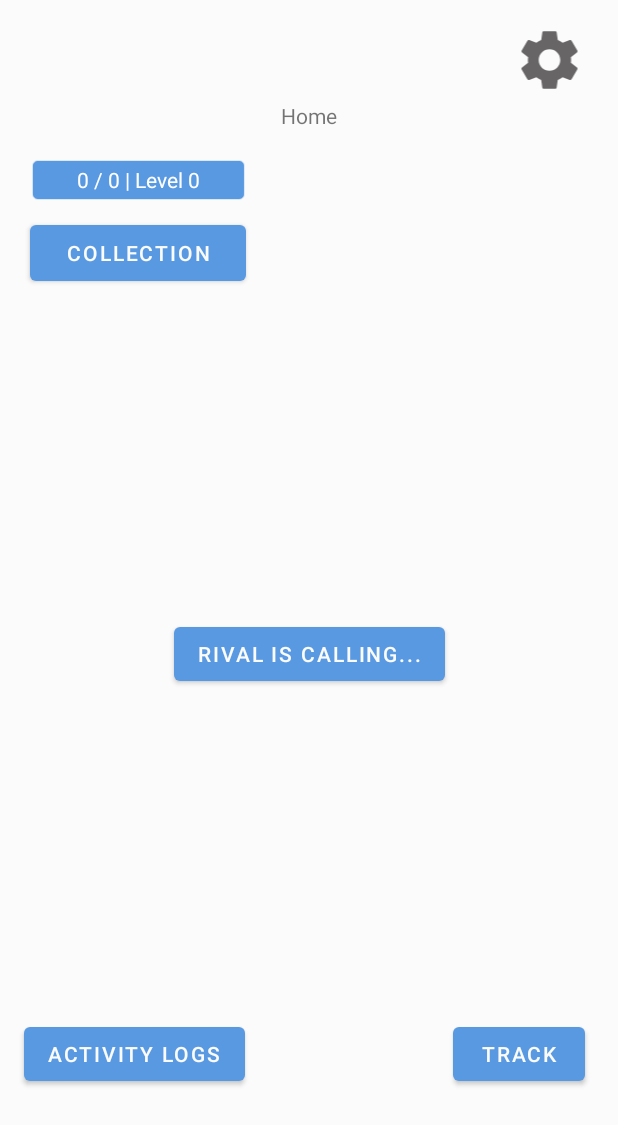
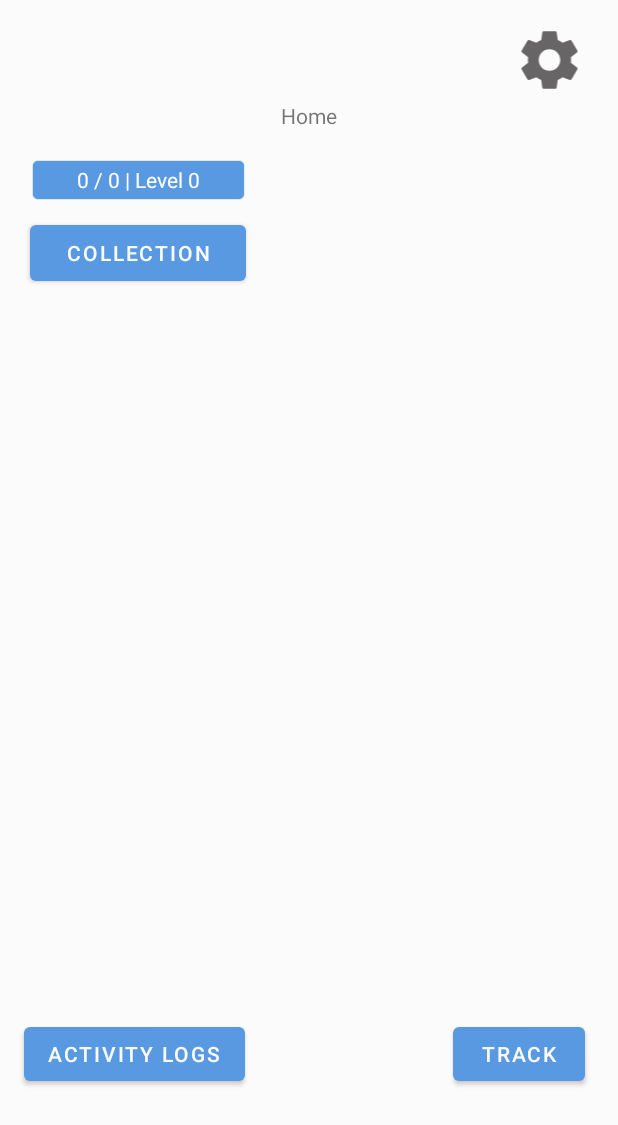
Before and after one commit to WingsofStars/TechSupport-Fitness_Application, an Android app: the screen it shows after launch (MainActivity), on a phone screen of 412 x 824 dp. Shown: the top 1125 px of the screen. Run offline under Robolectric (Android 15) with nearby library versions, the phone set to English and light mode, and no system bars; libraries missing offline, so code that uses them is left out: androidx.constraintlayout.solver.

Commit message:
Pulled rival stuff, fixed xp again

```diff
--- a/app/src/main/java/delware/apps/techsupport_scampermobile/MainActivity.java
+++ b/app/src/main/java/delware/apps/techsupport_scampermobile/MainActivity.java
@@ -15,6 +15,8 @@ import android.widget.ImageView;
 import android.widget.TextView;
 import android.widget.EditText;
 
+import java.time.DayOfWeek;
+import java.time.LocalDate;
 import java.util.ArrayList;
 
 import delware.apps.techsupport_scampermobile.Screens.newUserScreen;
@@ -68,6 +70,14 @@ public class MainActivity extends AppCompatActivity {
             xpSystem.xpCheck(0, p);
         }else {
             TVXP.setText("0 / 0 | Level 0");
+        }
+
+        //Rival Call Button, triggered on Sunday
+        Button callBtn = findViewById(R.id.button14);
+        LocalDate day = LocalDate.now();
+        DayOfWeek targetDay = DayOfWeek.SUNDAY;
+        if(day.getDayOfWeek().equals(targetDay)) {
+            callBtn.setVisibility(View.VISIBLE);
         }
 
         /*
--- a/app/src/main/java/delware/apps/techsupport_scampermobile/xpSystem.java
+++ b/app/src/main/java/delware/apps/techsupport_scampermobile/xpSystem.java
@@ -1,9 +1,6 @@
 package delware.apps.techsupport_scampermobile;
 
 public class xpSystem {
-    //Temp Values, each index corresponds to the level
-    //Todo real xp level values
-    //private final int[] levelValues = { 0, 25, 50, 75, 100, 125, 150, 175, 200, 225, 250, 275, 300, 325, 350, 375, 400, 425, 450, 475, 0};
     //Max Level is 20, each index corresponds to levelup requirement, goes up by 50 each time
     private final int[] levelValues = { 0, 50, 100, 150, 200, 250, 300, 350, 400, 450, 500, 550, 600, 650, 700, 750, 800, 850, 900, 950, 0};
 
@@ -13,7 +10,6 @@ public class xpSystem {
         int xpReq = levelValues[user.getLevel()];
         int xpAmount = xpGain + user.getXP();
 
-        if (xpAmount > xpReq) {
         if (user.getLevel() == 20) {
             MainActivity.TVXP.setText(String.format(format, "MAX", "MAX", user.getLevel()));
         } else if (user.getLevel() == 0) {
@@ -32,7 +28,6 @@ public class xpSystem {
         //Update database
         MainActivity.databaseHandler.updateUser(user);
     }
-    }
 
     private void xpRollOver(int totalXp, int reqXP, Profile user) {
         int remainderXP = totalXp - reqXP;
--- a/app/src/main/res/layout/home.xml
+++ b/app/src/main/res/layout/home.xml
@@ -84,6 +84,7 @@
         android:layout_height="wrap_content"
         android:onClick="goToRivalScreen"
         android:text="Rival is calling..."
+        android:visibility="invisible"
         app:layout_constraintBottom_toTopOf="@+id/button"
         app:layout_constraintEnd_toEndOf="parent"
         app:layout_constraintHorizontal_bias="0.5"
```
Lines whose indentation alone changed are shown as unchanged.
